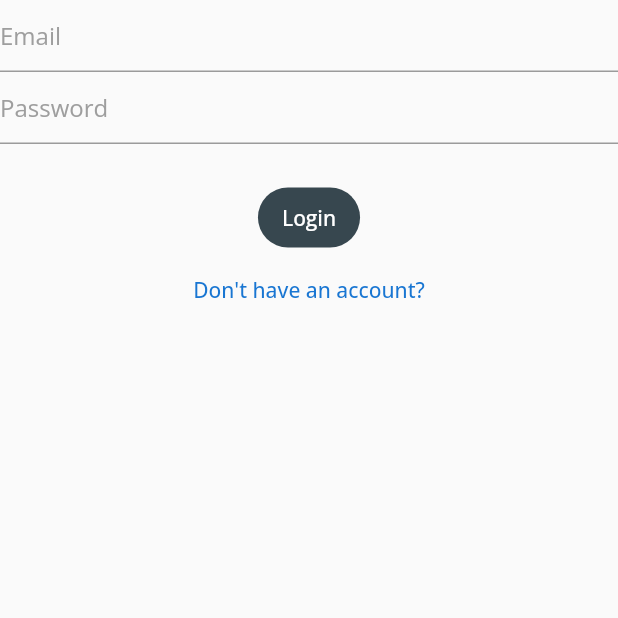
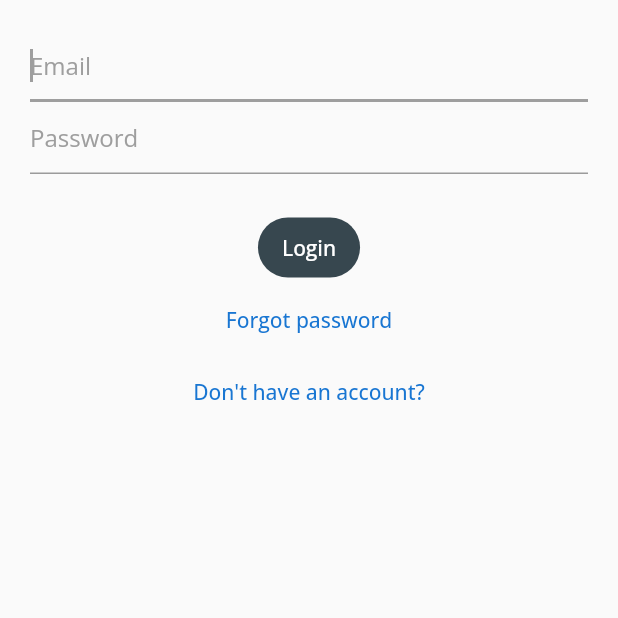
Before and after one commit to imtusharchavan/My-Notes, a Flutter app: the screen it shows after launch, on a phone screen of 412 x 824 dp, the top half of it. Run offline on Flutter 3.47's test engine with Material 2 defaults, Android fonts, the phone set to English and light mode, and no system bars; our stand-ins replace cloud_firestore, equatable, firebase_auth, firebase_core, flutter_bloc, share_plus; accounts and stored records are empty.

Commit message:
Fix bugs

```diff
--- a/lib/helpers/loading/loading_screen.dart
+++ b/lib/helpers/loading/loading_screen.dart
@@ -63,7 +63,7 @@ class LoadingScreen {
                     mainAxisAlignment: MainAxisAlignment.center,
                     children: [
                       const SizedBox(height: 10),
-                      const CircularProgressIndicator(),
+                      const Center(child: CircularProgressIndicator()),
                       const SizedBox(height: 20),
                       StreamBuilder(
                         stream: _text.stream,
--- a/lib/main.dart
+++ b/lib/main.dart
@@ -8,6 +8,7 @@ import 'package:mynotes/services/auth/bloc/auth_event.dart';
 import 'package:mynotes/services/auth/bloc/auth_state.dart';
 import 'package:mynotes/services/auth/firebase_auth_provider.dart';
 import 'package:mynotes/views/archive/archive_view.dart';
+import 'package:mynotes/views/auth/forgot_password_view.dart';
 import 'package:mynotes/views/auth/login_view.dart';
 import 'package:mynotes/views/labels/create_new_lable.dart';
 import 'package:mynotes/views/notes/create_update_note_view.dart';
@@ -74,11 +75,13 @@ class HomePage extends StatelessWidget {
           return const VerifyEmailView();
         } else if (state is AuthStateLoggedOut) {
           return const LoginView();
+        } else if (state is AuthStateForgotPassword) {
+          return const ForgotPasswordView();
         } else if (state is AuthStateRegistering) {
           return const RegisterView();
         } else {
           return const Scaffold(
-            body: CircularProgressIndicator(),
+            body: Center(child: CircularProgressIndicator()),
           );
         }
       },
--- a/lib/services/auth/auth_provider.dart
+++ b/lib/services/auth/auth_provider.dart
@@ -17,4 +17,6 @@ abstract class AuthProvider {
   Future<void> logOut();
 
   Future<void> sendEmailVerification();
+
+  Future<void> sendPasswordReset({required String toEmail});
 }
--- a/lib/services/auth/auth_service.dart
+++ b/lib/services/auth/auth_service.dart
@@ -39,4 +39,8 @@ class AuthService implements AuthProvider {
 
   @override
   Future<void> initialize() => provider.initialize();
+
+  @override
+  Future<void> sendPasswordReset({required String toEmail}) =>
+      provider.sendPasswordReset(toEmail: toEmail);
 }
--- a/lib/services/auth/bloc/auth_event.dart
+++ b/lib/services/auth/bloc/auth_event.dart
@@ -31,6 +31,12 @@ class AuthEventLogIn extends AuthEvent {
   const AuthEventLogIn(this.email, this.password);
 }
 
+class AuthEventForgotPassword extends AuthEvent {
+  final String? email;
+
+  const AuthEventForgotPassword({this.email});
+}
+
 class AuthEventLogOut extends AuthEvent {
   const AuthEventLogOut();
 }
--- a/lib/services/auth/bloc/auth_state.dart
+++ b/lib/services/auth/bloc/auth_state.dart
@@ -23,6 +23,17 @@ class AuthStateRegistering extends AuthState {
 
   const AuthStateRegistering({
     required this.exception,
+    required bool isLoading,
+  }) : super(isLoading: isLoading);
+}
+
+class AuthStateForgotPassword extends AuthState {
+  final Exception? exception;
+  final bool hasSentEmail;
+
+  const AuthStateForgotPassword({
+    required this.exception,
+    required this.hasSentEmail,
     required bool isLoading,
   }) : super(isLoading: isLoading);
 }
--- a/lib/views/auth/login_view.dart
+++ b/lib/views/auth/login_view.dart
@@ -47,9 +47,12 @@ class _LoginViewState extends State<LoginView> {
       },
       child: Scaffold(
         body: SafeArea(
+          child: Padding(
+            padding: const EdgeInsets.all(20.0),
             child: Column(
               children: [
                 TextField(
+                  autofocus: true,
                   controller: _email,
                   keyboardType: TextInputType.emailAddress,
                   enableSuggestions: false,
@@ -89,6 +92,15 @@ class _LoginViewState extends State<LoginView> {
                 TextButton(
                   onPressed: () {
                     context.read<AuthBloc>().add(
+                          const AuthEventForgotPassword(),
+                        );
+                  },
+                  child: Text("Forgot password",
+                      style: TextStyle(color: Colors.blue.shade700)),
+                ),
+                TextButton(
+                  onPressed: () {
+                    context.read<AuthBloc>().add(
                           const AuthEventShouldRegister(),
                         );
                   },
@@ -99,6 +111,7 @@ class _LoginViewState extends State<LoginView> {
             ),
           ),
         ),
+      ),
     );
   }
 }
--- a/lib/views/auth/register_view.dart
+++ b/lib/views/auth/register_view.dart
@@ -52,9 +52,12 @@ class _RegisterViewState extends State<RegisterView> {
       },
       child: Scaffold(
         body: SafeArea(
+          child: Padding(
+            padding: const EdgeInsets.all(20.0),
             child: Column(
               children: [
                 TextField(
+                  autofocus: true,
                   controller: _email,
                   keyboardType: TextInputType.emailAddress,
                   enableSuggestions: false,
@@ -106,6 +109,7 @@ class _RegisterViewState extends State<RegisterView> {
             ),
           ),
         ),
+      ),
     );
   }
 }
--- a/lib/views/notes/create_update_note_view.dart
+++ b/lib/views/notes/create_update_note_view.dart
@@ -140,7 +140,7 @@ class _CreateUpdateNoteViewState extends State<CreateUpdateNoteView> {
                 ),
               );
             default:
-              return const CircularProgressIndicator();
+              return const Center(child: CircularProgressIndicator());
           }
         },
       ),
--- a/lib/views/notes/notes_view.dart
+++ b/lib/views/notes/notes_view.dart
@@ -67,10 +67,10 @@ class _NotesViewState extends State<NotesView> {
                     },
                   );
                 } else {
-                  return const CircularProgressIndicator();
+                  return const Center(child: CircularProgressIndicator());
                 }
               default:
-                return const CircularProgressIndicator();
+                return const Center(child: CircularProgressIndicator());
             }
           },
         ),
--- a/pubspec.yaml
+++ b/pubspec.yaml
@@ -46,6 +46,7 @@ dependencies:
   bloc: ^8.1.1
   flutter_bloc: ^8.1.2
   equatable: ^2.0.5
+  flutter_launcher_icons: ^0.12.0
 
 dev_dependencies:
   flutter_test:
```
Also changed, not shown: flutter_launcher_icons.yaml (added, +16 -0 lines), lib/services/auth/bloc/auth_bloc.dart (+44 -0 lines), lib/services/auth/firebase_auth_provider.dart (+18 -1 lines), lib/utilities/dialogs/password_reset_email_sent_dialog.dart (added, +12 -0 lines), lib/views/auth/forgot_password_view.dart (added, +110 -0 lines), assets/icon/icon.png (added), pubspec.lock, 7 other files. Lines whose indentation alone changed are shown as unchanged.
